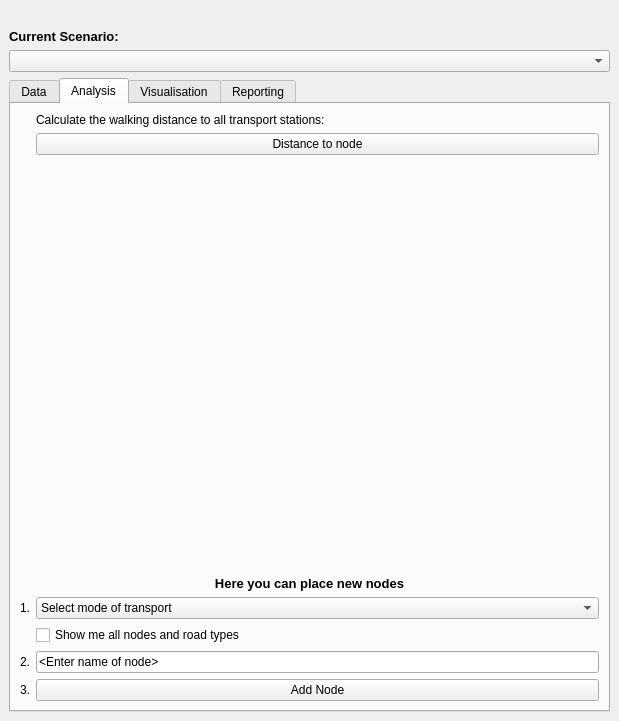
SimonGriffioen/GEO1005, file PASCAL2/spatial_decision_dockwidget_base.ui: the form before one commit.
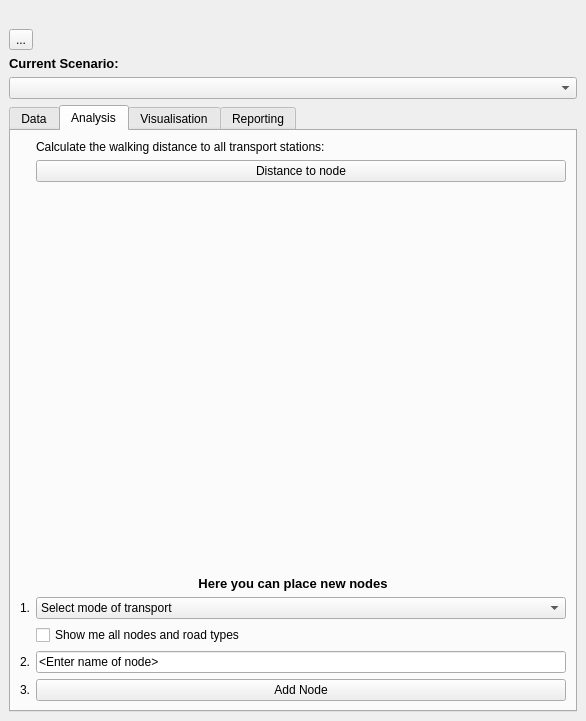
The form after the commit. Icons and pictures are not drawn.

Commit message:
sample data link fixed again
+ logo again

Patch:
```diff
--- a/PASCAL2/spatial_decision_dockwidget_base.ui
+++ b/PASCAL2/spatial_decision_dockwidget_base.ui
@@ -6,10 +6,16 @@
    <rect>
     <x>0</x>
     <y>0</y>
-    <width>619</width>
+    <width>586</width>
     <height>721</height>
    </rect>
   </property>
+  <property name="minimumSize">
+   <size>
+    <width>586</width>
+    <height>455</height>
+   </size>
+  </property>
   <property name="acceptDrops">
    <bool>false</bool>
   </property>
@@ -18,44 +24,7 @@
   </property>
   <widget class="QWidget" name="dockWidgetContents">
    <layout class="QGridLayout" name="gridLayout">
-    <item row="3" column="1">
-     <widget class="QLabel" name="label_2">
-      <property name="font">
-       <font>
-        <pointsize>10</pointsize>
-        <weight>75</weight>
-        <bold>true</bold>
-       </font>
-      </property>
-      <property name="styleSheet">
-       <string notr="true">font: bold 10pt &quot;MS Shell Dlg 2&quot;;
-</string>
-      </property>
-      <property name="text">
-       <string>Current Scenario:</string>
-      </property>
-     </widget>
-    </item>
-    <item row="1" column="1">
-     <widget class="QLabel" name="label">
-      <property name="layoutDirection">
-       <enum>Qt::LeftToRight</enum>
-      </property>
-      <property name="autoFillBackground">
-       <bool>false</bool>
-      </property>
-      <property name="text">
-       <string/>
-      </property>
-      <property name="pixmap">
-       <pixmap>C:/Development/pascal/PASCAL2/icons/pascal.png</pixmap>
-      </property>
-     </widget>
-    </item>
-    <item row="4" column="1">
-     <widget class="QComboBox" name="scenarioCombo"/>
-    </item>
-    <item row="10" column="1">
+    <item row="11" column="1">
      <widget class="QTabWidget" name="sampleWidgets">
       <property name="currentIndex">
        <number>1</number>
@@ -203,6 +172,9 @@
         </item>
         <item row="8" column="1">
          <widget class="QComboBox" name="selectTransportCombo">
+          <property name="enabled">
+           <bool>true</bool>
+          </property>
           <item>
            <property name="text">
             <string>Select mode of transport</string>
@@ -355,6 +327,58 @@
       </widget>
      </widget>
     </item>
+    <item row="4" column="1">
+     <widget class="QLabel" name="label_2">
+      <property name="font">
+       <font>
+        <family>MS Shell Dlg 2</family>
+        <pointsize>10</pointsize>
+        <weight>75</weight>
+        <italic>false</italic>
+        <bold>true</bold>
+       </font>
+      </property>
+      <property name="styleSheet">
+       <string notr="true">font: bold 10pt &quot;MS Shell Dlg 2&quot;;
+</string>
+      </property>
+      <property name="text">
+       <string>Current Scenario:</string>
+      </property>
+     </widget>
+    </item>
+    <item row="1" column="1">
+     <widget class="QLabel" name="label">
+      <property name="layoutDirection">
+       <enum>Qt::LeftToRight</enum>
+      </property>
+      <property name="autoFillBackground">
+       <bool>false</bool>
+      </property>
+      <property name="text">
+       <string/>
+      </property>
+      <property name="pixmap">
+       <pixmap>C:/Development/pascal/PASCAL2/icons/pascal.png</pixmap>
+      </property>
+     </widget>
+    </item>
+    <item row="5" column="1">
+     <widget class="QComboBox" name="scenarioCombo"/>
+    </item>
+    <item row="2" column="1">
+     <widget class="QToolButton" name="iconButton">
+      <property name="text">
+       <string>...</string>
+      </property>
+      <property name="iconSize">
+       <size>
+        <width>150</width>
+        <height>76</height>
+       </size>
+      </property>
+     </widget>
+    </item>
    </layout>
   </widget>
  </widget>
```
The commit also changes 1 other file.
